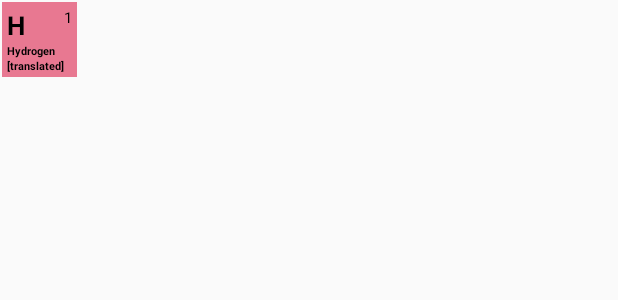
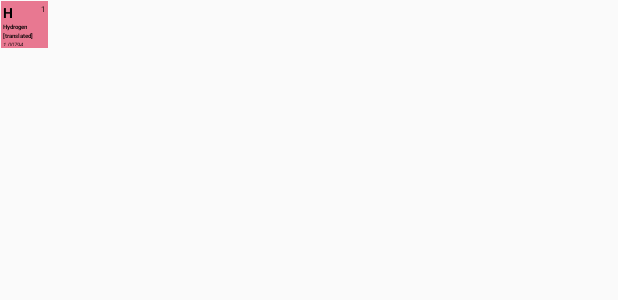
Before and after one commit to mikebutrimov/ChemistryEasy, an Android app: the layout element_layout.xml on its own in the app's theme, with its tools: preview values and no code run, on a phone screen of 412 x 824 dp. Shown: the top 300 px of the screen. Run offline under Robolectric (Android 15) with nearby library versions, the phone set to English and light mode, and no system bars.

Commit message:
Dinamic GUI interface.

```diff
--- a/app/src/main/java/org/unhack/chemistryeasy/elements/iChemElement.java
+++ b/app/src/main/java/org/unhack/chemistryeasy/elements/iChemElement.java
@@ -10,6 +10,8 @@ import org.unhack.chemistryeasy.mutators.iMutator;
 public interface iChemElement {
     /** Standart Getters */
     //region Getters
+    int getBoxHeight();
+    int getBoxWidth();
     String getElementNativeName();
     int getElementNumber();
     float getAtomicWeight();
@@ -42,6 +44,7 @@ public interface iChemElement {
     void setBoilingPoint(float point);
     void setDiscoveryYear(int year);
     void setFamily(int family);
+    void setSize(int width, int height);
     //endregion
 
     /**
--- a/app/src/main/res/layout/element_layout.xml
+++ b/app/src/main/res/layout/element_layout.xml
@@ -1,11 +1,11 @@
 <?xml version="1.0" encoding="utf-8"?>
 <RelativeLayout xmlns:android="http://schemas.android.com/apk/res/android"
     android:id="@+id/element_box"
-    android:layout_width="50dp"
-    android:layout_height="50dp"
-    android:layout_margin="1dp"
+    android:layout_width="31dp"
+    android:layout_height="31dp"
+    android:layout_margin="0.5dp"
     android:background="#E87891"
-    android:padding="3dp">
+    android:padding="1dp">
 
 
     <TextView
@@ -17,7 +17,7 @@
         android:layout_alignParentTop="true"
         android:text="H"
         android:textColor="#000"
-        android:textSize="17dp"
+        android:textSize="9dp"
         android:textStyle="bold" />
 
     <TextView
@@ -29,7 +29,7 @@
         android:layout_alignParentTop="true"
         android:text="1"
         android:textColor="#000"
-        android:textSize="10dp" />
+        android:textSize="5dp" />
 
     <TextView
         android:id="@+id/first_name"
@@ -39,21 +39,21 @@
         android:layout_alignParentStart="true"
         android:layout_below="@+id/symbol"
         android:text="Hydrogen"
-        android:textStyle="bold"
         android:textColor="#000"
-        android:textSize="7dp" />
+        android:textSize="4dp"
+        android:textStyle="bold" />
 
     <TextView
         android:id="@+id/second_name"
         android:layout_width="wrap_content"
         android:layout_height="wrap_content"
-        android:layout_alignParentLeft="true"
-        android:layout_alignParentStart="true"
-        android:layout_below="@+id/first_name"
         android:text="[translated]"
         android:textColor="#000"
-        android:textSize="7dp"
-        android:textStyle="bold" />
+        android:textSize="4dp"
+        android:textStyle="bold"
+        android:layout_below="@+id/first_name"
+        android:layout_alignParentLeft="true"
+        android:layout_alignParentStart="true" />
 
     <TextView
         android:id="@+id/mass"
@@ -64,7 +64,7 @@
         android:layout_below="@+id/second_name"
         android:text="1.00794"
         android:textColor="#000"
-        android:textSize="6dp"
+        android:textSize="4dp"
         android:textStyle="italic" />
 
 </RelativeLayout>
```
Also changed, not shown: app/src/main/java/org/unhack/chemistryeasy/MainActivity.java (+34 -47 lines), app/src/main/java/org/unhack/chemistryeasy/elements/ChemElement.java (+33 -2 lines), app/src/main/java/org/unhack/chemistryeasy/elements/ChemElementContainer.java (+7 -0 lines), app/src/main/res/layout/table.xml (+9 -11 lines), 1 other file.
